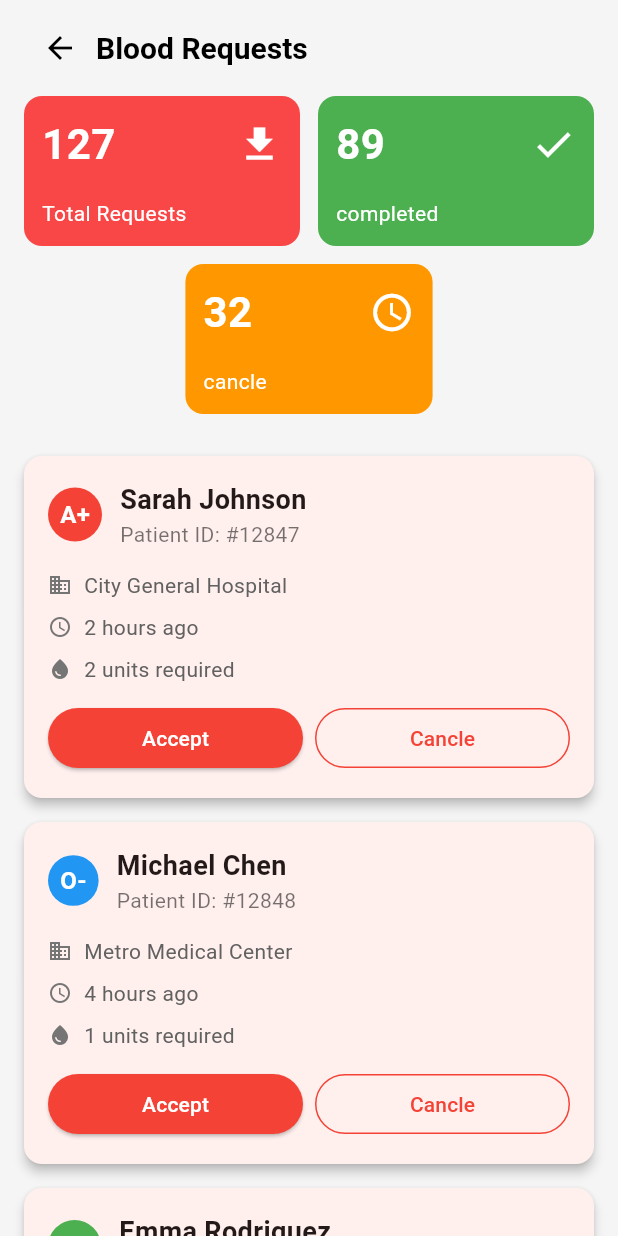
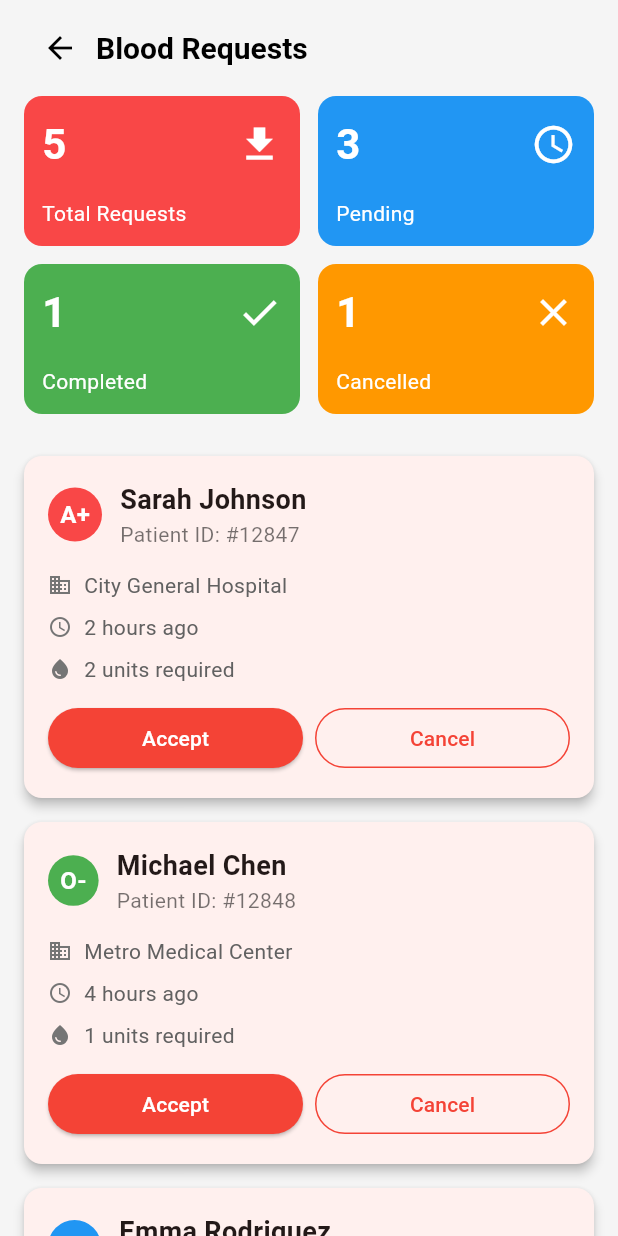
Before and after one commit to hardik7426/blood_bank_app, a Flutter app: the BloodRequestsPage screen opened directly, on a phone screen of 412 x 824 dp. Run offline on Flutter 3.47's test engine with Material 3 defaults, Android fonts, the phone set to English and light mode, and no system bars.

Commit message:
add_delete changes

```diff
--- a/lib/screens/admin/blood_requests_page.dart
+++ b/lib/screens/admin/blood_requests_page.dart
@@ -1,87 +1,70 @@
 import 'package:flutter/material.dart';
 
-class BloodRequestsPage extends StatelessWidget {
+// --- Global Data Structure (Moved inside the State for modification) ---
+// Note: In a real app, this would be fetched from Firestore.
+const Map<String, Color> _bloodColors = {
+  'A+': Color(0xFFF94747), // Red
+  'A-': Color(0xFFF94747),
+  'B+': Colors.blue,
+  'B-': Colors.blue,
+  'AB+': Colors.purple,
+  'AB-': Colors.purple,
+  'O+': Colors.green,
+  'O-': Colors.green,
+};
+
+
+class BloodRequestsPage extends StatefulWidget {
   const BloodRequestsPage({super.key});
 
   @override
-  Widget build(BuildContext context) {
-    return Scaffold(
-      backgroundColor: Colors.grey[100],
-      body: CustomScrollView(
-        slivers: [
-          // Custom AppBar with Title and Back Button
-          SliverAppBar(
-            pinned: true,
-            automaticallyImplyLeading: false,
-            backgroundColor: Colors.grey[100],
-            elevation: 0,
-            expandedHeight: 40.0,
-            flexibleSpace: FlexibleSpaceBar(
-              titlePadding: const EdgeInsets.symmetric(horizontal: 16.0),
-              title: Row(
-                children: [
-                  IconButton(
-                    icon: const Icon(Icons.arrow_back, color: Colors.black),
-                    onPressed: () => Navigator.pop(context),
-                  ),
-                  const Text(
-                    "Blood Requests",
-                    style: TextStyle(color: Colors.black, fontSize: 20, fontWeight: FontWeight.bold),
-                  ),
-                ],
-              ),
-            ),
-          ),
+  State<BloodRequestsPage> createState() => _BloodRequestsPageState();
+}
 
-          // Statistics Cards Section
-          SliverPadding(
-            padding: const EdgeInsets.symmetric(horizontal: 16, vertical: 8),
-            sliver: SliverList(
-              delegate: SliverChildListDelegate(
-                [
-                  Row(
-                    children: [
-                      _buildStatCard(context, "Total Requests", "127", const Color(0xFFF94747), Icons.file_download),
-                      const SizedBox(width: 12),
-                      _buildStatCard(context, "completed", "89", Colors.green, Icons.check),
-                    ],
-                  ),
-                  const SizedBox(height: 12),
-                  // Cancelled Card (centered)
-                  Center(
-                    child: SizedBox(
-                      width: MediaQuery.of(context).size.width / 2.5,
-                      child: _buildStatCard(context, "cancle", "32", Colors.orange, Icons.schedule),
-                    ),
-                  ),
-                  const SizedBox(height: 20),
-                ],
-              ),
-            ),
-          ),
+class _BloodRequestsPageState extends State<BloodRequestsPage> {
+  // Use a List of Maps that can be modified via setState
+  List<Map<String, dynamic>> _requestsData = [
+    {'name': 'Sarah Johnson', 'id': '#12847', 'bloodGroup': 'A+', 'hospital': 'City General Hospital', 'time': '2 hours ago', 'units': 2, 'status': 'pending'},
+    {'name': 'Michael Chen', 'id': '#12848', 'bloodGroup': 'O-', 'hospital': 'Metro Medical Center', 'time': '4 hours ago', 'units': 1, 'status': 'pending'},
+    {'name': 'Emma Rodriguez', 'id': '#12849', 'bloodGroup': 'B+', 'hospital': 'Regional Hospital', 'time': '6 hours ago', 'units': 3, 'status': 'completed'},
+    {'name': 'David Park', 'id': '#12850', 'bloodGroup': 'AB-', 'hospital': 'Emergency Care Unit', 'time': '1 hour ago', 'units': 4, 'status': 'pending'},
+    {'name': 'Alice Smith', 'id': '#12851', 'bloodGroup': 'A-', 'hospital': 'Westside Clinic', 'time': '3 hours ago', 'units': 2, 'status': 'cancelled'},
+  ];
 
-          // Requests List Section
-          SliverPadding(
-            padding: const EdgeInsets.symmetric(horizontal: 16.0),
-            sliver: SliverList(
-              delegate: SliverChildBuilderDelegate(
-                (context, index) {
-                  final request = _requestsData[index];
-                  return _buildRequestCard(context, request);
-                },
-                childCount: _requestsData.length,
-              ),
-            ),
-          ),
-          const SliverToBoxAdapter(child: SizedBox(height: 20)),
-        ],
-      ),
+  // --- Data Manipulation Methods ---
+
+  void _updateRequestStatus(String requestId, String newStatus) {
+    setState(() {
+      final index = _requestsData.indexWhere((req) => req['id'] == requestId);
+      if (index != -1) {
+        _requestsData[index]['status'] = newStatus;
+      }
+    });
+  }
+
+  void _acceptRequest(String requestId) {
+    _updateRequestStatus(requestId, 'completed');
+    ScaffoldMessenger.of(context).showSnackBar(
+      const SnackBar(content: Text("Request accepted and marked as completed!")),
     );
+  }
+
+  void _cancelRequest(String requestId) {
+    _updateRequestStatus(requestId, 'cancelled');
+    ScaffoldMessenger.of(context).showSnackBar(
+      const SnackBar(content: Text("Request cancelled.")),
+    );
+  }
+
+  // --- Dynamic Statistics Calculation ---
+
+  int _countByStatus(String status) {
+    return _requestsData.where((req) => req['status'] == status).length;
   }
 
   // --- Helper Widgets ---
 
-  Widget _buildStatCard(BuildContext context, String title, String value, Color color, IconData icon) {
+  Widget _buildStatCard(String title, String value, Color color, IconData icon) {
     return Expanded(
       child: Container(
         height: 100,
@@ -121,23 +104,25 @@ class BloodRequestsPage extends StatelessWidget {
     );
   }
 
-  Widget _buildRequestCard(BuildContext context, Map<String, dynamic> request) {
-    // Determine the color and widget for the main button based on status
+  Widget _buildRequestCard(Map<String, dynamic> request) {
+    final status = request['status'];
+    final bloodColor = _bloodColors[request['bloodGroup']] ?? Colors.grey;
+
+    // Determine the button row based on status
     Widget buttonRow;
-    if (request['status'] == 'completed') {
+    if (status == 'completed') {
       buttonRow = Padding(
         padding: const EdgeInsets.only(top: 8.0),
         child: Row(
-          mainAxisAlignment: MainAxisAlignment.center,
           children: [
             Expanded(
               child: OutlinedButton(
-                onPressed: () {},
+                onPressed: () => _cancelRequest(request['id']), // Cancel logic
                 style: OutlinedButton.styleFrom(
                   foregroundColor: Colors.red,
                   side: const BorderSide(color: Colors.red),
                 ),
-                child: const Text('Cancle'),
+                child: const Text('Cancel'),
               ),
             ),
             const SizedBox(width: 8),
@@ -155,14 +140,14 @@ class BloodRequestsPage extends StatelessWidget {
           ],
         ),
       );
-    } else {
+    } else if (status == 'pending') {
       buttonRow = Padding(
         padding: const EdgeInsets.only(top: 8.0),
         child: Row(
           children: [
             Expanded(
               child: ElevatedButton(
-                onPressed: () {},
+                onPressed: () => _acceptRequest(request['id']), // Accept logic
                 style: ElevatedButton.styleFrom(
                   backgroundColor: Colors.red,
                   foregroundColor: Colors.white,
@@ -173,17 +158,25 @@ class BloodRequestsPage extends StatelessWidget {
             const SizedBox(width: 8),
             Expanded(
               child: OutlinedButton(
-                onPressed: () {},
+                onPressed: () => _cancelRequest(request['id']), // Cancel logic
                 style: OutlinedButton.styleFrom(
                   foregroundColor: Colors.red,
                   side: const BorderSide(color: Colors.red),
                 ),
-                child: const Text('Cancle'),
+                child: const Text('Cancel'),
               ),
             ),
           ],
         ),
       );
+    } else { // status == 'cancelled'
+        buttonRow = const Padding(
+          padding: EdgeInsets.only(top: 8.0),
+          child: Text(
+            'Request Cancelled',
+            style: TextStyle(color: Colors.orange, fontWeight: FontWeight.bold),
+          ),
+        );
     }
 
     return Card(
@@ -201,7 +194,7 @@ class BloodRequestsPage extends StatelessWidget {
                 Container(
                   padding: const EdgeInsets.all(8),
                   decoration: BoxDecoration(
-                    color: request['bloodColor'],
+                    color: bloodColor,
                     shape: BoxShape.circle,
                   ),
                   child: Text(
@@ -258,48 +251,85 @@ class BloodRequestsPage extends StatelessWidget {
       ),
     );
   }
+
+  @override
+  Widget build(BuildContext context) {
+    // Dynamic Stats
+    final totalRequests = _requestsData.length;
+    final completedRequests = _countByStatus('completed');
+    final cancelledRequests = _countByStatus('cancelled');
+    final pendingRequests = totalRequests - completedRequests - cancelledRequests;
+
+    return Scaffold(
+      backgroundColor: Colors.grey[100],
+      body: CustomScrollView(
+        slivers: [
+          // Custom AppBar
+          SliverAppBar(
+            pinned: true,
+            automaticallyImplyLeading: false,
+            backgroundColor: Colors.grey[100],
+            elevation: 0,
+            expandedHeight: 40.0,
+            flexibleSpace: FlexibleSpaceBar(
+              titlePadding: const EdgeInsets.symmetric(horizontal: 16.0),
+              title: Row(
+                children: [
+                  IconButton(
+                    icon: const Icon(Icons.arrow_back, color: Colors.black),
+                    onPressed: () => Navigator.pop(context),
+                  ),
+                  const Text(
+                    "Blood Requests",
+                    style: TextStyle(color: Colors.black, fontSize: 20, fontWeight: FontWeight.bold),
+                  ),
+                ],
+              ),
+            ),
+          ),
+
+          // Statistics Cards Section
+          SliverPadding(
+            padding: const EdgeInsets.symmetric(horizontal: 16, vertical: 8),
+            sliver: SliverList(
+              delegate: SliverChildListDelegate(
+                [
+                  Row(
+                    children: [
+                      _buildStatCard("Total Requests", totalRequests.toString(), const Color(0xFFF94747), Icons.file_download),
+                      const SizedBox(width: 12),
+                      _buildStatCard("Pending", pendingRequests.toString(), Colors.blue, Icons.schedule), // Pending requests
+                    ],
+                  ),
+                  const SizedBox(height: 12),
+                  Row(
+                    children: [
+                       _buildStatCard("Completed", completedRequests.toString(), Colors.green, Icons.check),
+                      const SizedBox(width: 12),
+                      _buildStatCard("Cancelled", cancelledRequests.toString(), Colors.orange, Icons.close), // Cancelled requests
+                    ],
+                  ),
+                  const SizedBox(height: 20),
+                ],
+              ),
+            ),
+          ),
+
+          // Requests List Section
+          SliverPadding(
+            padding: const EdgeInsets.symmetric(horizontal: 16.0),
+            sliver: SliverList(
+              delegate: SliverChildBuilderDelegate(
+                (context, index) {
+                  return _buildRequestCard(_requestsData[index]);
+                },
+                childCount: _requestsData.length,
+              ),
+            ),
+          ),
+          const SliverToBoxAdapter(child: SizedBox(height: 20)),
+        ],
+      ),
+    );
+  }
 }
-
-// --- Sample Data ---
-const List<Map<String, dynamic>> _requestsData = [
-  {
-    'name': 'Sarah Johnson',
-    'id': '#12847',
-    'bloodGroup': 'A+',
-    'bloodColor': Colors.red,
-    'hospital': 'City General Hospital',
-    'time': '2 hours ago',
-    'units': 2,
-    'status': 'pending'
-  },
-  {
-    'name': 'Michael Chen',
-    'id': '#12848',
-    'bloodGroup': 'O-',
-    'bloodColor': Colors.blue,
-    'hospital': 'Metro Medical Center',
-    'time': '4 hours ago',
-    'units': 1,
-    'status': 'pending'
-  },
-  {
-    'name': 'Emma Rodriguez',
-    'id': '#12849',
-    'bloodGroup': 'B+',
-    'bloodColor': Colors.green,
-    'hospital': 'Regional Hospital',
-    'time': '6 hours ago',
-    'units': 3,
-    'status': 'completed' // Sample completed request
-  },
-  {
-    'name': 'David Park',
-    'id': '#12850',
-    'bloodGroup': 'AB-',
-    'bloodColor': Colors.purple,
-    'hospital': 'Emergency Care Unit',
-    'time': '1 hour ago',
-    'units': 4,
-    'status': 'pending'
-  },
-];
```
